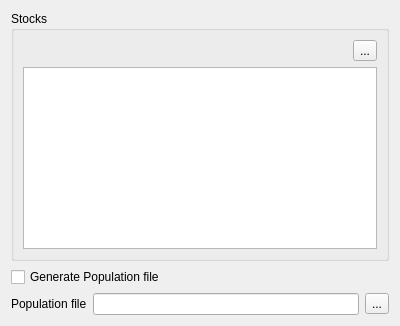
This is qtgui/mergepopulationplugincomponent.ui in frabas/DISPLACE_GUI as Qt 5 draws it before an edit. The edited form follows.
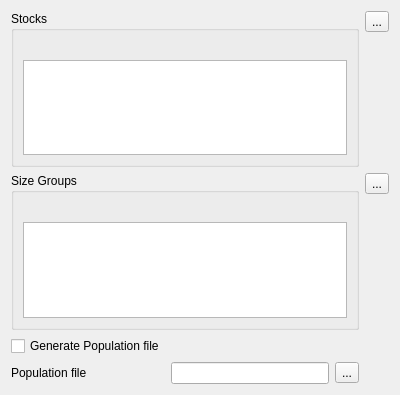
This is the edited form. Icons and pictures are not drawn.

Commit message: Sizes selection added to Merge Population Dialog

What changed in the file:
```diff
--- a/qtgui/mergepopulationplugincomponent.ui
+++ b/qtgui/mergepopulationplugincomponent.ui
@@ -7,43 +7,22 @@
     <x>0</x>
     <y>0</y>
     <width>400</width>
-    <height>326</height>
+    <height>395</height>
    </rect>
   </property>
   <property name="windowTitle">
    <string>Form</string>
   </property>
   <layout class="QGridLayout" name="gridLayout">
-   <item row="2" column="0">
-    <widget class="QLabel" name="label_4">
-     <property name="text">
-      <string>Population file</string>
-     </property>
-    </widget>
-   </item>
-   <item row="2" column="1">
-    <widget class="QLineEdit" name="filePopOut"/>
-   </item>
-   <item row="2" column="2">
-    <widget class="QToolButton" name="browsePopOut">
-     <property name="text">
-      <string>...</string>
-     </property>
-    </widget>
-   </item>
-   <item row="1" column="0" colspan="2">
-    <widget class="QCheckBox" name="optGeneratePopFile">
-     <property name="text">
-      <string>Generate Population file</string>
-     </property>
-    </widget>
-   </item>
-   <item row="0" column="0" colspan="3">
+   <item row="0" column="0" rowspan="2" colspan="3">
     <widget class="QGroupBox" name="groupBox">
      <property name="title">
       <string>Stocks</string>
      </property>
      <layout class="QGridLayout" name="gridLayout_2">
+      <item row="1" column="0" colspan="2">
+       <widget class="QTableView" name="stocks"/>
+      </item>
       <item row="0" column="0">
        <widget class="QLabel" name="componentsResume">
         <property name="text">
@@ -51,26 +30,84 @@
         </property>
        </widget>
       </item>
-      <item row="0" column="1">
+     </layout>
+    </widget>
+   </item>
+   <item row="4" column="0">
+    <widget class="QCheckBox" name="optGeneratePopFile">
+     <property name="text">
+      <string>Generate Population file</string>
+     </property>
+    </widget>
+   </item>
+   <item row="5" column="1">
+    <widget class="QLineEdit" name="filePopOut"/>
+   </item>
+   <item row="5" column="2">
+    <widget class="QToolButton" name="browsePopOut">
+     <property name="text">
+      <string>...</string>
+     </property>
+    </widget>
+   </item>
+   <item row="5" column="0">
+    <widget class="QLabel" name="label_4">
+     <property name="text">
+      <string>Population file</string>
+     </property>
+    </widget>
+   </item>
+   <item row="0" column="3">
        <widget class="QToolButton" name="expand">
         <property name="text">
          <string>...</string>
         </property>
         <property name="icon">
-         <iconset resource="qtgui.qrc">
-          <normaloff>:/icons/more-vert.png</normaloff>:/icons/more-vert.png</iconset>
+      <iconset>
+       <selectedoff>:/icons/down.png</selectedoff>
+       <selectedon>:/icons/up.png</selectedon>
+      </iconset>
         </property>
         <property name="checkable">
          <bool>true</bool>
+     </property>
+    </widget>
+   </item>
+   <item row="2" column="0" rowspan="2" colspan="3">
+    <widget class="QGroupBox" name="groupBox_2">
+     <property name="title">
+      <string>Size Groups</string>
+     </property>
+     <layout class="QGridLayout" name="gridLayout_3">
+      <item row="0" column="0">
+       <widget class="QLabel" name="sizeResume">
+        <property name="text">
+         <string/>
         </property>
        </widget>
       </item>
       <item row="1" column="0" colspan="2">
-       <widget class="QTableView" name="stocks"/>
+       <widget class="QTableView" name="sizes"/>
       </item>
      </layout>
     </widget>
    </item>
+   <item row="2" column="3">
+    <widget class="QToolButton" name="expandSizes">
+     <property name="text">
+      <string>...</string>
+     </property>
+     <property name="icon">
+      <iconset>
+       <selectedoff>:/icons/down.png</selectedoff>
+       <selectedon>:/icons/up.png</selectedon>
+      </iconset>
+     </property>
+     <property name="checkable">
+      <bool>true</bool>
+     </property>
+    </widget>
+   </item>
   </layout>
  </widget>
  <resources>
```
Left out of the diff: 4 changed lines with no effect on the pictures. Lines whose indentation alone changed are shown as unchanged. The commit also changes 6 other files.
